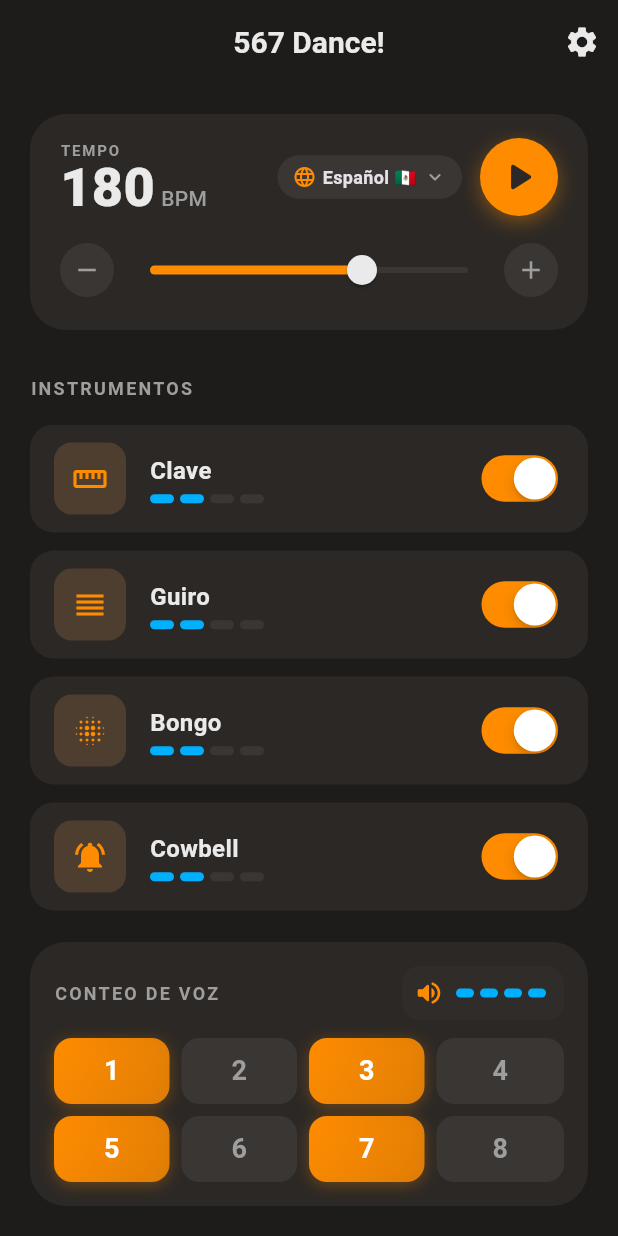
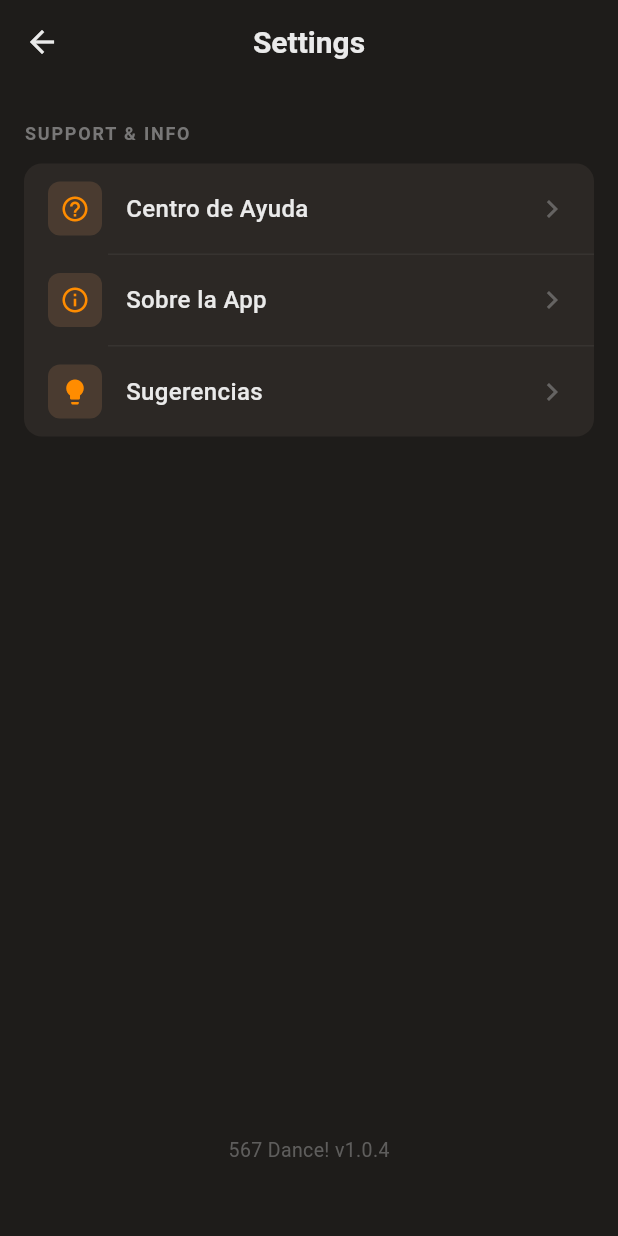
Before and after one commit to raulmar0/five_six_seven_dance, a Flutter app: the screen it shows after launch, after a tap on the "settings" icon, on a phone screen of 412 x 824 dp. Run offline on Flutter 3.47's test engine with Material 3 defaults, Android fonts, the phone set to English and light mode, and no system bars; missing offline and left inert: audio_session, flutter_soloud.

Commit message:
feat: implement settings and about screens, adding url_launcher dependency for external links

```diff
--- a/lib/main.dart
+++ b/lib/main.dart
@@ -6,6 +6,7 @@ import 'widgets/voice_count_section.dart';
 import 'widgets/section_title.dart';
 import 'audio/audio_engine.dart';
 import 'audio/sequencer.dart';
+import 'screens/settings_screen.dart';
 
 void main() async {
   WidgetsFlutterBinding.ensureInitialized();
@@ -139,7 +140,15 @@ class _SalsaMixerScreenState extends State<SalsaMixerScreen>
         title: const Text('567 Dance!'),
         centerTitle: true,
         actions: [
-          IconButton(icon: const Icon(Icons.settings), onPressed: () {}),
+          IconButton(
+            icon: const Icon(Icons.settings),
+            onPressed: () {
+              Navigator.push(
+                context,
+                MaterialPageRoute(builder: (context) => const SettingsScreen()),
+              );
+            },
+          ),
         ],
       ),
       // Layout actualizado: Column con parte media expandida (instrumentos)
--- /dev/null
+++ b/lib/screens/settings_screen.dart
@@ -0,0 +1,176 @@
+import 'package:flutter/material.dart';
+import '../theme/app_colors.dart';
+import 'about_screen.dart';
+import 'package:url_launcher/url_launcher.dart';
+
+class SettingsScreen extends StatelessWidget {
+  const SettingsScreen({super.key});
+
+  @override
+  Widget build(BuildContext context) {
+    return Scaffold(
+      backgroundColor: AppColors.background,
+      appBar: AppBar(
+        title: const Text('Settings'),
+        centerTitle: true,
+        backgroundColor: AppColors.background,
+        elevation: 0,
+        surfaceTintColor: Colors.transparent,
+      ),
+      body: SafeArea(
+        child: Padding(
+          padding: const EdgeInsets.symmetric(horizontal: 16.0),
+          child: Column(
+            crossAxisAlignment: CrossAxisAlignment.start,
+            children: [
+              const SizedBox(height: 24),
+              // Section Header
+              Text(
+                'SUPPORT & INFO',
+                style: TextStyle(
+                  color: AppColors.textSecondary.withOpacity(0.7),
+                  fontSize: 12,
+                  fontWeight: FontWeight.bold,
+                  letterSpacing: 1.2,
+                ),
+              ),
+              const SizedBox(height: 12),
+
+              // Menu Options Card
+              Container(
+                decoration: BoxDecoration(
+                  color: AppColors.cardBackground,
+                  borderRadius: BorderRadius.circular(12),
+                ),
+                child: Column(
+                  children: [
+                    _buildSettingsItem(
+                      icon: Icons.help_outline,
+                      title: 'Centro de Ayuda',
+                      onTap: () {
+                        _launchEmail(subject: 'bug - 567dance!');
+                      },
+                    ),
+                    _buildDivider(),
+                    _buildSettingsItem(
+                      icon: Icons.info_outline,
+                      title: 'Sobre la App',
+                      onTap: () {
+                        Navigator.push(
+                          context,
+                          MaterialPageRoute(
+                            builder: (context) => const AboutScreen(),
+                          ),
+                        );
+                      },
+                    ),
+                    _buildDivider(),
+                    _buildSettingsItem(
+                      icon: Icons.lightbulb,
+                      title: 'Sugerencias',
+                      onTap: () {
+                        _launchEmail(subject: 'suggestion - 567dance!');
+                      },
+                      isLast: true,
+                    ),
+                  ],
+                ),
+              ),
+
+              const Spacer(),
+
+              // Version Footer
+              Center(
+                child: Text(
+                  '567 Dance! v1.0.4',
+                  style: TextStyle(
+                    color: AppColors.textSecondary.withOpacity(0.5),
+                    fontSize: 13,
+                  ),
+                ),
+              ),
+              const SizedBox(height: 48),
+            ],
+          ),
+        ),
+      ),
+    );
+  }
+
+  Future<void> _launchEmail({required String subject}) async {
+    final Uri emailLaunchUri = Uri(
+      scheme: 'mailto',
+      path: 'hello@raulmar.com',
+      query: 'subject=$subject',
+    );
+
+    if (!await launchUrl(emailLaunchUri)) {
+      print('Could not launch email');
+    }
+  }
+
+  Widget _buildDivider() {
+    return Container(
+      margin: const EdgeInsets.only(left: 56), // Align with text
+      height: 1,
+      color: Colors.white.withOpacity(0.05),
+    );
+  }
+
+  Widget _buildSettingsItem({
+    required IconData icon,
+    required String title,
+    required VoidCallback onTap,
+    bool isLast = false,
+  }) {
+    return Material(
+      color: Colors.transparent,
+      child: InkWell(
+        onTap: onTap,
+        borderRadius: isLast
+            ? const BorderRadius.vertical(bottom: Radius.circular(12))
+            : const BorderRadius.vertical(
+                top: Radius.circular(12),
+              ), // Actually only one needs to be rounded if first/last
+        // But for simplicity in a column, standard implementation:
+        child: Padding(
+          padding: const EdgeInsets.symmetric(horizontal: 16, vertical: 12),
+          child: Row(
+            children: [
+              // Icon Container
+              Container(
+                width: 36,
+                height: 36,
+                decoration: BoxDecoration(
+                  color: const Color(
+                    0xFF4A3B30,
+                  ), // Darker brownish bg for icon from screenshot
+                  borderRadius: BorderRadius.circular(8),
+                ),
+                child: Icon(icon, color: AppColors.primaryOrange, size: 20),
+              ),
+              const SizedBox(width: 16),
+              // Title
+              Expanded(
+                child: Text(
+                  title,
+                  style: const TextStyle(
+                    color: AppColors.textPrimary,
+                    fontSize: 16,
+                    fontWeight: FontWeight.w500,
+                  ),
+                ),
+              ),
+              // Chevron
+              Icon(
+                Icons.chevron_right,
+                color: AppColors.textSecondary.withOpacity(0.5),
+                size: 24,
+              ),
+            ],
+          ),
+        ),
+      ),
+    );
+  }
+}
--- a/pubspec.yaml
+++ b/pubspec.yaml
@@ -37,6 +37,7 @@ dependencies:
   flutter_soloud: ^3.4.8
   logging: ^1.3.0
   audio_session: ^0.1.21
+  url_launcher: ^6.3.1
 
 dev_dependencies:
   flutter_test:
```
Also changed, not shown: lib/screens/about_screen.dart (added, +193 -0 lines), pubspec.lock, 5 other files.
